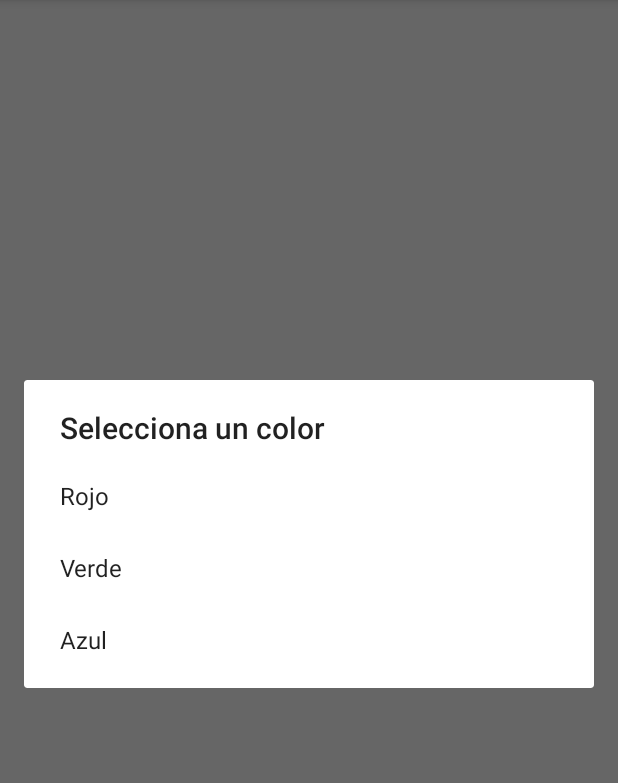
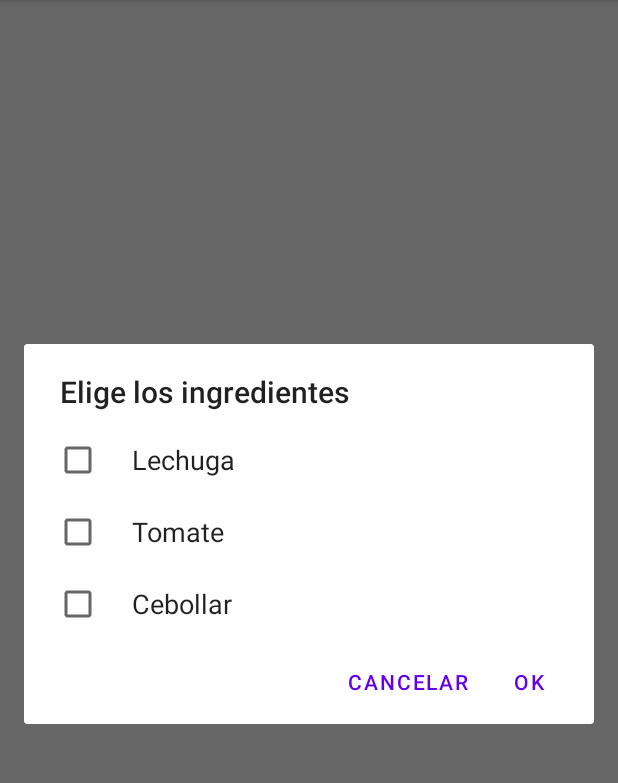
Before and after one commit to pmdmdam2/FragmentsProject, an Android app: the screen it shows after launch (MainActivity), after a tap on "PULSA Y TE PREGUNTO", on a phone screen of 412 x 824 dp, the part 84-867 px from its top. Run offline under Robolectric (Android 15) with nearby library versions, the phone set to English and light mode, and no system bars.

Commit message:
Ejemplo de cuadros de diálogo con fragmentos

```diff
--- a/app/src/main/java/com/example/fragmentsproject/fragments/DialogoSexo.java
+++ b/app/src/main/java/com/example/fragmentsproject/fragments/DialogoSexo.java
@@ -13,14 +13,69 @@ import androidx.fragment.app.DialogFragment;
 import com.example.fragmentsproject.R;
 import com.example.fragmentsproject.interfaces.RespuestaDialogoSexo;
 
+import java.util.ArrayList;
+
 public class DialogoSexo extends DialogFragment {
     private RespuestaDialogoSexo respuesta;
 
     @NonNull
     @Override
     public Dialog onCreateDialog(@Nullable Bundle savedInstanceState) {
-        return showListItemsDialog();
+        return showMultipleOptionsDialog();
     }
+
+    private Dialog showMultipleOptionsDialog() {
+        ArrayList mSelectedItems = new ArrayList();
+//elementos de la lista seleccionados
+        AlertDialog.Builder builder = new
+                AlertDialog.Builder(getActivity());
+        //se establece el título del cuadro de diálogo
+        builder.setTitle(R.string.elige_ingrediente)
+                // se asigna la lista de elementos que se pueden
+                // seleccionar (null para ninguno),
+                // y se asocia el método de evento que recibirá el
+                //callbacks cuando los elementos sean seleccionados
+                .setMultiChoiceItems(R.array.toppings, null,
+                        new DialogInterface.OnMultiChoiceClickListener() {
+                            @Override
+                            public void onClick(DialogInterface dialog, int which,
+                                                boolean isChecked) {
+                                if (isChecked) {
+                                    // se agrega el elemento elegido a
+                                    // la lista
+                                    mSelectedItems.add(which);
+                                } else if
+                                (mSelectedItems.contains(which)) {
+                                    // se elimina el elemento no
+                                    // elegido de la lista
+
+                                    mSelectedItems.
+                                            remove(Integer.valueOf(which));
+                                }
+                            }
+                        })
+                // se definen los botones de acción
+                .setPositiveButton(R.string.ok, new
+                        DialogInterface.OnClickListener() {
+                            @Override
+                            public void onClick(DialogInterface
+                                                        dialog, int id) {
+                                //se tratan los elementos
+                                //seleccionados
+                            }
+                        })
+                .setNegativeButton(R.string.cancel, new
+                        DialogInterface.OnClickListener() {
+                            @Override
+                            public void onClick(DialogInterface
+                                                        dialog, int id) {
+                                //se descartan los elementos
+                                //seleccionados
+                            }
+                        });
+        return builder.create();
+    }
+
     private Dialog showListItemsDialog() {
         AlertDialog.Builder builder = new
                 AlertDialog.Builder(getActivity());
--- a/app/src/main/res/values/strings.xml
+++ b/app/src/main/res/values/strings.xml
@@ -7,9 +7,20 @@
     <string name="rojo">Rojo</string>
     <string name="verde">Verde</string>
     <string name="azul">Azul</string>
+    <string name="elige_ingrediente">Elige los ingredientes</string>
+    <string name="lechuga">Lechuga</string>
+    <string name="tomate">Tomate</string>
+    <string name="cebolla">Cebollar</string>
+    <string name="ok">Ok</string>
+    <string name="cancel">Cancelar</string>
     <string-array name="colors_array">
         <item>@string/rojo</item>
         <item>@string/verde</item>
         <item>@string/azul</item>
     </string-array>
+    <string-array name="toppings">
+        <item>@string/lechuga</item>
+        <item>@string/tomate</item>
+        <item>@string/cebolla</item>
+    </string-array>
 </resources>
```
